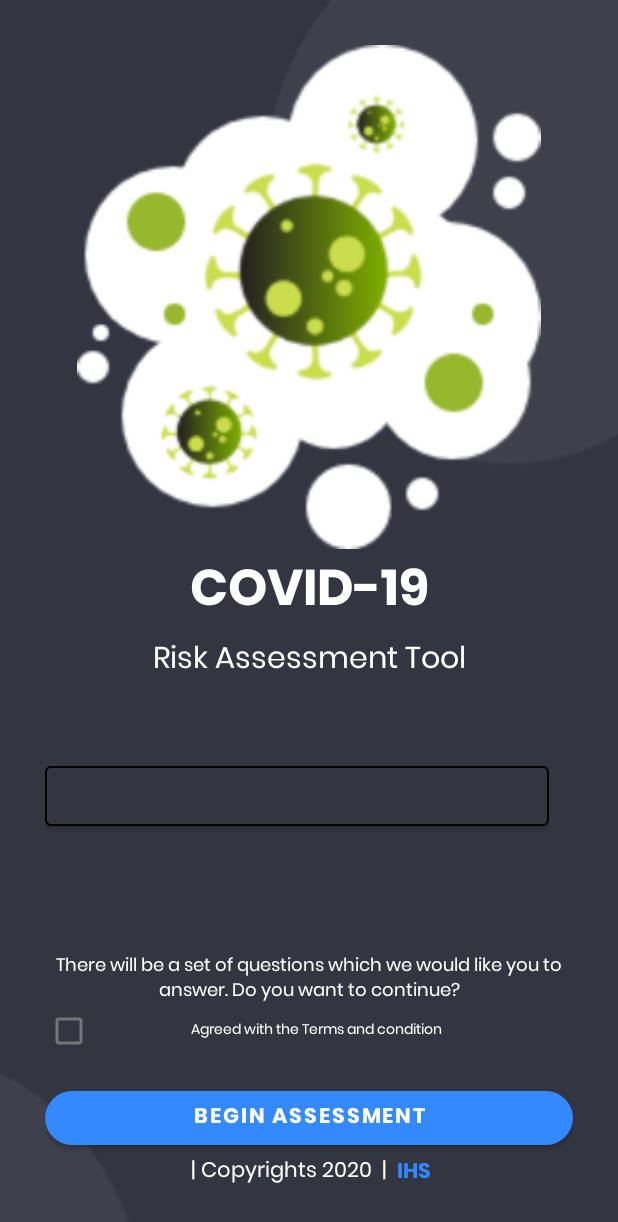
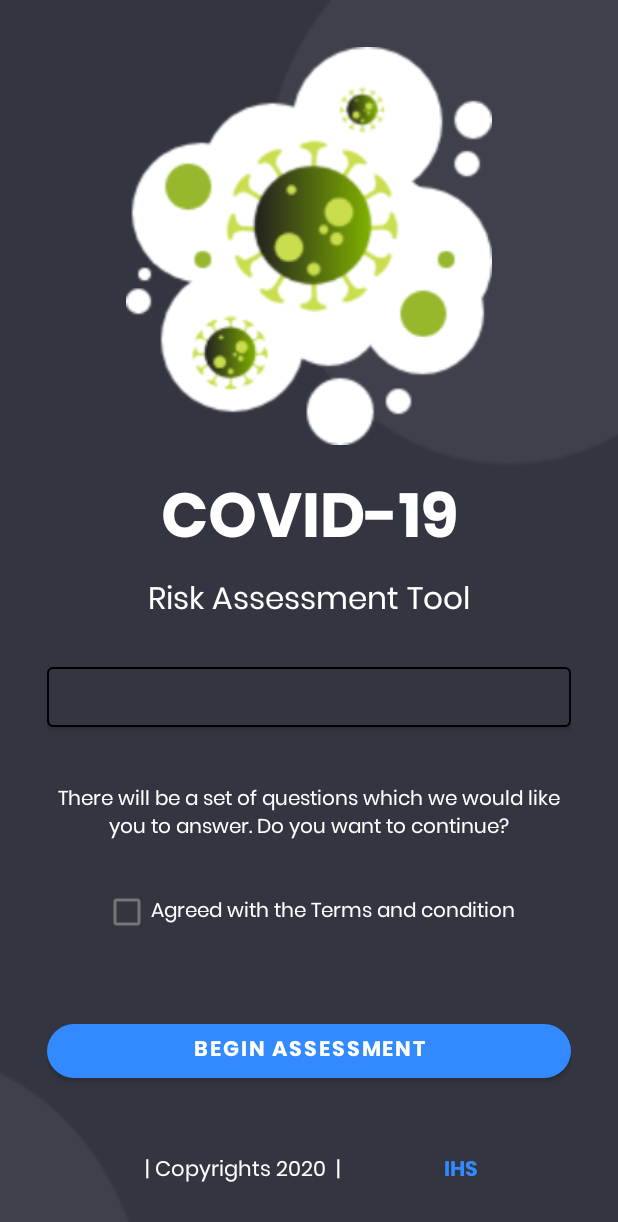
Before and after one commit to InteractiveHealthSolutions/korona-screening-mobile, an Android app: the screen it shows after launch (LoginActivity), on a phone screen of 412 x 824 dp. Shown: the top 1222 px of the screen. Run offline under Robolectric (Android 15) with nearby library versions, the phone set to English and light mode, and no system bars; our stand-ins replace Dagger/Hilt's generated code, data binding, sdp/ssp sizes; libraries missing offline, so code that uses them is left out: lib.kingja.switchbutton, uk.co.chrisjenx; plain views replace SwitchMultiButton; 2 statements that could not run were skipped.

Commit message:
Layout changes in main screen added sindhi and urdu translations.

```diff
--- a/app/build.gradle
+++ b/app/build.gradle
@@ -46,6 +46,7 @@ dependencies {
     implementation "androidx.room:room-runtime:2.1.0"
     implementation 'lib.kingja.switchbutton:switchbutton:1.1.8'
     implementation 'com.intuit.sdp:sdp-android:1.0.6'
+    implementation 'com.intuit.ssp:ssp-android:1.0.6'
 
     implementation 'com.google.firebase:firebase-analytics:17.2.2'
     implementation 'com.google.firebase:firebase-crashlytics:17.0.0-beta01'
--- a/app/src/main/res/layout/activity_login.xml
+++ b/app/src/main/res/layout/activity_login.xml
@@ -3,76 +3,106 @@
     xmlns:app="http://schemas.android.com/apk/res-auto"
     xmlns:tools="http://schemas.android.com/tools">
 
-    <RelativeLayout
+    <androidx.constraintlayout.widget.ConstraintLayout
         android:layout_width="match_parent"
         android:layout_height="match_parent"
         android:background="@drawable/bg_main"
-        android:padding="30dp"
+        android:padding="@dimen/_24sdp"
         tools:context=".activities.LoginActivity">
 
         <ImageView
             android:id="@+id/logo"
-            android:layout_width="match_parent"
-            android:layout_height="match_parent"
+            android:layout_width="@dimen/logo_dimen"
+            android:layout_height="@dimen/logo_dimen"
             android:src="@drawable/ic_main_logo"
-            android:layout_above="@id/logo_text"
-            />
+            app:layout_constraintEnd_toEndOf="parent"
+            app:layout_constraintStart_toStartOf="parent"
+            app:layout_constraintTop_toTopOf="parent" />
 
-        <LinearLayout
-           android:id="@+id/logo_text"
-            android:layout_width="match_parent"
-            android:layout_height="wrap_content"
-            android:layout_centerVertical="true"
-            android:orientation="vertical">
         <TextView
+            android:id="@+id/textView"
             android:layout_width="match_parent"
             android:layout_height="wrap_content"
             android:gravity="center"
             android:text="COVID-19"
+            android:layout_marginTop="@dimen/_12sdp"
             android:textAllCaps="true"
             android:textColor="@color/white"
-                android:textSize="33sp"
-                android:textStyle="bold" />
+            android:textSize="@dimen/_32ssp"
+            android:textStyle="bold"
+            app:layout_constraintEnd_toEndOf="parent"
+            app:layout_constraintStart_toStartOf="parent"
+            app:layout_constraintTop_toBottomOf="@+id/logo" />
+
 
         <TextView
+            android:id="@+id/info"
+            android:layout_width="match_parent"
+            android:layout_height="wrap_content"
+            android:layout_above="@id/login_button"
+            android:layout_marginTop="@dimen/_24sdp"
+            android:gravity="center"
+            android:text="@string/login_info"
+            android:textColor="@color/white"
+            android:textSize="@dimen/_10ssp"
+            app:layout_constraintEnd_toEndOf="parent"
+            app:layout_constraintStart_toStartOf="parent"
+            app:layout_constraintTop_toBottomOf="@+id/language" />
+
+        <CheckBox
+            android:id="@+id/agreed"
+            android:layout_width="wrap_content"
+            android:layout_height="wrap_content"
+            android:layout_below="@+id/info"
+            android:layout_gravity="center"
+            android:layout_marginTop="@dimen/_16sdp"
+            android:gravity="center"
+            android:text="@string/agreed_with_the_terms_and_condition"
+            android:textColor="@color/white"
+            android:textSize="@dimen/_10ssp"
+            app:layout_constraintEnd_toEndOf="parent"
+            app:layout_constraintStart_toStartOf="parent"
+            app:layout_constraintTop_toBottomOf="@+id/info" />
+
+
+        <com.google.android.material.button.MaterialButton
+            android:id="@+id/login_button"
+            fontPath="fonts/Monserrat-Bold.otf"
+            android:layout_width="match_parent"
+            android:layout_height="wrap_content"
+            android:onClick="onLoginButtonClicked"
+            android:text="@string/go"
+            android:textColor="@color/white"
+
+            android:textStyle="bold"
+            app:backgroundTint="@color/colorAccent"
+            app:cornerRadius="20dp"
+            app:layout_constraintBottom_toTopOf="@+id/textView4"
+            app:layout_constraintEnd_toEndOf="parent"
+            app:layout_constraintStart_toStartOf="parent"
+            app:layout_constraintTop_toBottomOf="@+id/agreed" />
+
+        <TextView
+            android:id="@+id/textView2"
             android:layout_width="match_parent"
             android:layout_height="wrap_content"
             android:gravity="center"
             android:text="Risk Assessment Tool"
             android:textColor="@color/white"
-                android:textSize="20sp"
-                 />
-
-
-        </LinearLayout>
-
-
-
-
-
-        <LinearLayout
-           android:id="@+id/layout_language"
-            android:layout_width="match_parent"
-            android:layout_height="wrap_content"
-            android:layout_marginTop="16dp"
-            android:layout_marginEnd="16dp"
-            android:layout_marginRight="16dp"
-            android:layout_below="@id/logo_text"
-
-            android:orientation="vertical">
-
-
-            <TextView
-                android:id="@+id/title"
-                android:layout_width="match_parent"
-                android:layout_height="wrap_content" />
+            android:textSize="@dimen/_16ssp"
+            app:layout_constraintEnd_toEndOf="parent"
+            app:layout_constraintStart_toStartOf="parent"
+            app:layout_constraintTop_toBottomOf="@+id/textView" />
 
         <lib.kingja.switchbutton.SwitchMultiButton
             android:id="@+id/language"
             android:layout_width="match_parent"
             android:layout_height="wrap_content"
-                android:layout_marginTop="7dp"
+            android:layout_marginTop="@dimen/_16sdp"
             android:padding="8dp"
+            app:layout_constraintEnd_toEndOf="parent"
+            app:layout_constraintStart_toStartOf="parent"
+            app:layout_constraintTop_toBottomOf="@+id/textView2"
             app:selectedColor="@color/colorAccent"
             app:selectedTab="0"
             app:strokeRadius="20dp"
@@ -80,75 +110,20 @@
             app:switchTabs="@array/languague"
             app:textSize="14sp" />
 
-        </LinearLayout>
+        <TextView
+            android:id="@+id/textView4"
+            android:layout_width="wrap_content"
+            android:layout_height="wrap_content"
+            android:text=" | Copyrights 2020  |  "
+            android:textColor="@android:color/white"
+            android:textColorHighlight="@color/white"
+            app:layout_constraintBottom_toBottomOf="parent"
+            app:layout_constraintEnd_toStartOf="@+id/textView3"
+            app:layout_constraintHorizontal_bias="0.5"
+            app:layout_constraintStart_toStartOf="parent" />
 
         <TextView
-            android:id="@+id/info"
-            android:layout_width="match_parent"
-            android:layout_height="wrap_content"
-            android:text="@string/login_info"
-            android:gravity="center"
-            android:layout_above="@id/login_button"
-            android:textColor="@color/white"
-            android:textSize="12sp"
-            />
-
-        <LinearLayout
-            android:layout_width="match_parent"
-            android:layout_height="wrap_content"
-
-           >
-
-
-        </LinearLayout>
-
-        <CheckBox
-            android:id="@+id/agreed"
-            android:layout_width="329dp"
-            android:layout_height="32dp"
-            android:layout_gravity="center"
-            android:text="@string/agreed_with_the_terms_and_condition"
-            android:textColor="@color/white"
-            android:textSize="9sp"
-            android:layout_below="@+id/info"
-            android:gravity="center"
-            />
-
-
-        <com.google.android.material.button.MaterialButton
-            android:id="@+id/login_button"
-            fontPath="fonts/Monserrat-Bold.otf"
-            android:layout_width="match_parent"
-            android:layout_height="wrap_content"
-            android:layout_above="@+id/copyright"
-            android:layout_marginTop="50dp"
-            android:onClick="onLoginButtonClicked"
-            app:backgroundTint="@color/colorAccent"
-            app:cornerRadius="20dp"
-
-            android:text="@string/go"
-            android:textColor="@color/white"
-            android:textStyle="bold" />
-
-
-
-
-        <LinearLayout
-            android:id="@+id/copyright"
-            android:layout_width="match_parent"
-            android:layout_height="wrap_content"
-            android:layout_alignParentBottom="true"
-            android:gravity="center"
-            android:orientation="horizontal">
-
-            <TextView
-                android:textColor="@android:color/white"
-                android:layout_width="wrap_content"
-                android:layout_height="wrap_content"
-                android:textColorHighlight="@color/white"
-                android:text=" | Copyrights 2020  |  " />
-
-            <TextView
+            android:id="@+id/textView3"
             fontPath="fonts/Monserrat-Bold.otf"
             android:layout_width="wrap_content"
             android:layout_height="wrap_content"
@@ -156,10 +131,11 @@
             android:text="IHS"
             android:textColor="@color/colorAccent"
             android:textStyle="bold"
-
-                />
-        </LinearLayout>
+            app:layout_constraintBottom_toBottomOf="parent"
+            app:layout_constraintEnd_toEndOf="parent"
+            app:layout_constraintHorizontal_bias="0.5"
+            app:layout_constraintStart_toEndOf="@+id/textView4" />
 
 
-    </RelativeLayout>
+    </androidx.constraintlayout.widget.ConstraintLayout>
 </layout>
--- a/app/src/main/res/values/dimens.xml
+++ b/app/src/main/res/values/dimens.xml
@@ -19,4 +19,8 @@
     <dimen name="card_corner">30dp</dimen>
     <dimen name="textsize_small">10sp</dimen>
     <dimen name="text_margin">16dp</dimen>
+
+    <dimen name="logo_dimen">@dimen/_204sdp</dimen>
+
+
 </resources>
--- a/app/src/main/res/values/strings.xml
+++ b/app/src/main/res/values/strings.xml
@@ -5,11 +5,11 @@
     <string name="sec_1_question_2">Have you had close contact with any person , who has returned from Mainland China/Iran/South Korea/ Italy / other high burden country of COVID-19 infection in the last 14 days?</string>
     <string name="sec_1_question_3">Have you had close contact with a probable or confirmed case of COVID-19 in the last 14 days?</string>
     <string name="sec_1_question_4">Are you currently living with a probable or confirmed case of Corona since the last 14 days?</string>
-    <string name="sec_2_question_1">Do you have a fever?</string>
-    <string name="sec_3_question_1">Do you have a cough?</string>
-    <string name="sec_3_question_2">Do you have a cold?</string>
-    <string name="sec_3_question_3">Do you have a sore throat?</string>
-    <string name="sec_3_question_4">Do you have a shortness of breath?</string>
+    <string name="sec_2_question_1">Do you have fever?</string>
+    <string name="sec_3_question_1">Do you have cough?</string>
+    <string name="sec_3_question_2">Do you have cold?</string>
+    <string name="sec_3_question_3">Do you have sore throat?</string>
+    <string name="sec_3_question_4">Do you have shortness of breath?</string>
     <string name="yes">Yes, I have</string>
     <string name="no">No, have not</string>
     <string name="question">Question</string>
```
Also changed, not shown: 2 other files. Lines whose indentation alone changed are shown as unchanged.
